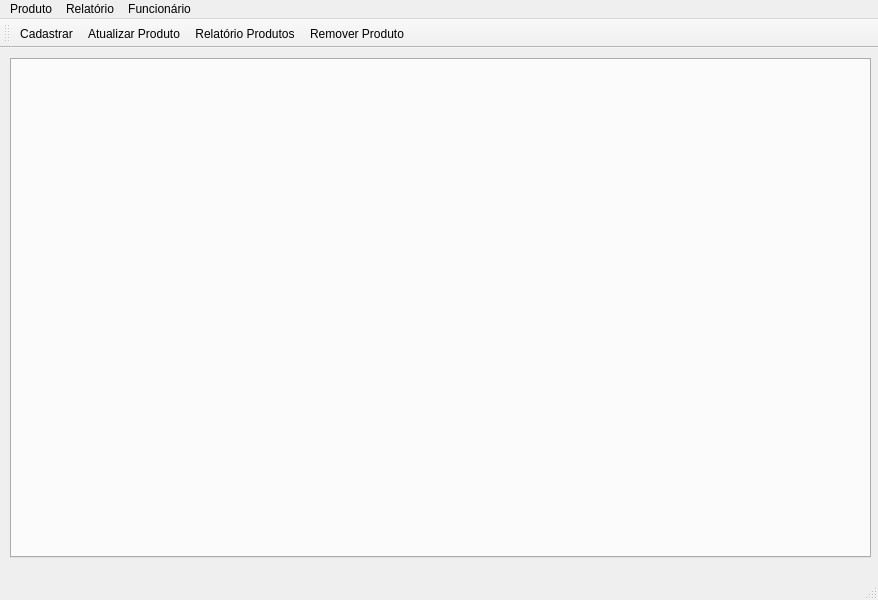
Old version of the form Projeto 3/Teste/Teste_Taylor/mainwindow.ui in the repository Rodrigo-P-Nascimento/Qt-DRUD.
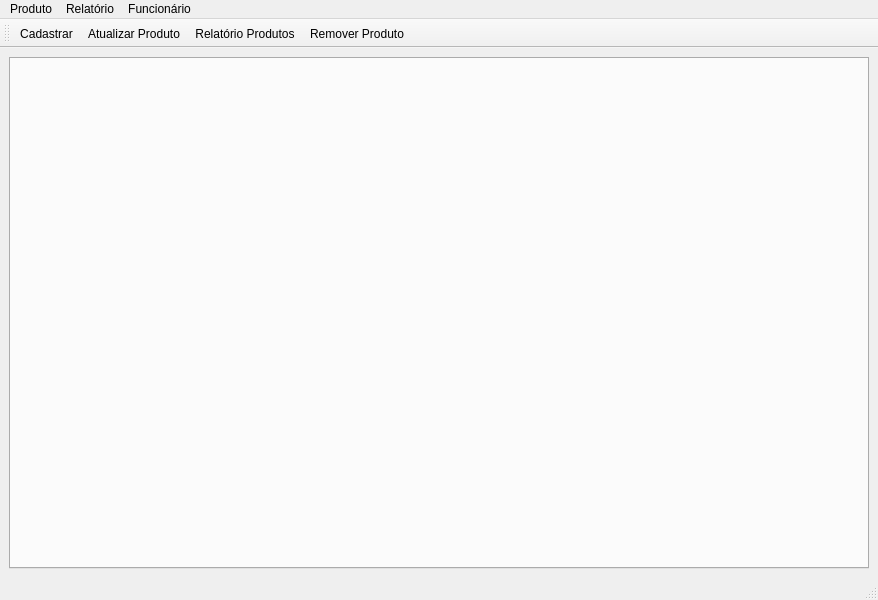
New version of the form. Icons and pictures are not drawn.

What changed in the file:
```diff
--- a/Projeto 3/Teste/Teste_Taylor/mainwindow.ui
+++ b/Projeto 3/Teste/Teste_Taylor/mainwindow.ui
@@ -20,15 +20,9 @@
    <string>MainWindow</string>
   </property>
   <widget class="QWidget" name="centralwidget">
+   <layout class="QVBoxLayout" name="verticalLayout">
+    <item>
    <widget class="QTabWidget" name="tabWidget">
-    <property name="geometry">
-     <rect>
-      <x>10</x>
-      <y>10</y>
-      <width>861</width>
-      <height>500</height>
-     </rect>
-    </property>
     <property name="minimumSize">
      <size>
       <width>800</width>
@@ -51,6 +45,8 @@
      <bool>false</bool>
     </property>
    </widget>
+    </item>
+   </layout>
   </widget>
   <widget class="QStatusBar" name="statusbar"/>
   <widget class="QMenuBar" name="menubar">
```
Left out of the diff: 2 changed lines with no effect on the pictures. Lines whose indentation alone changed are shown as unchanged.
